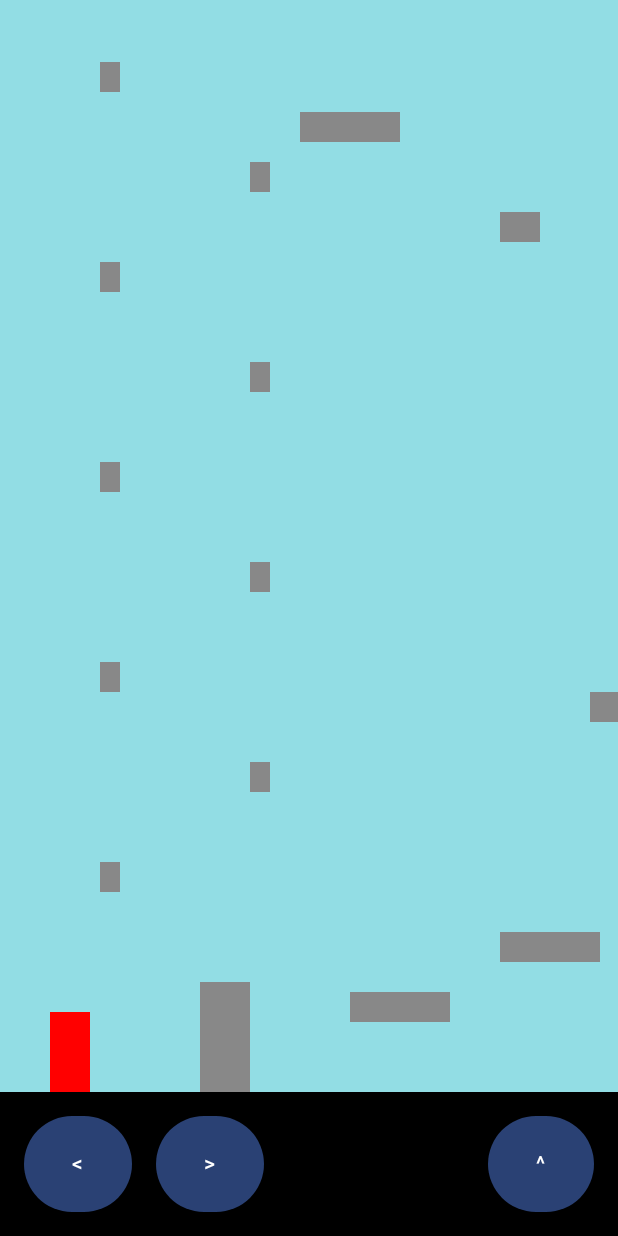
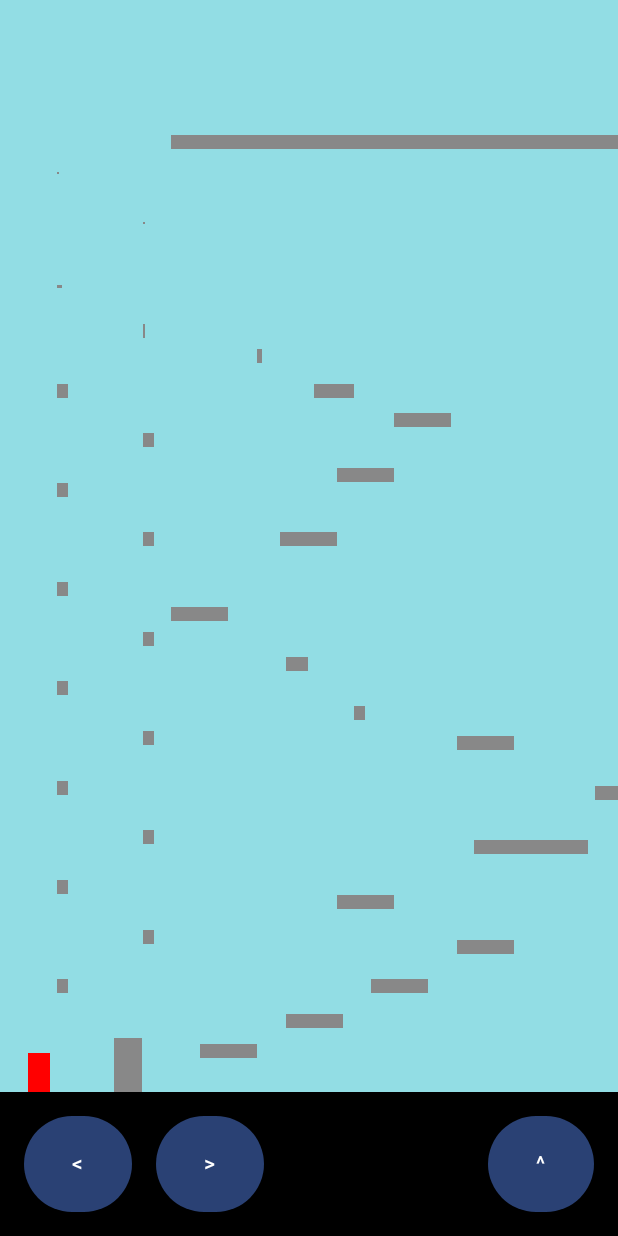
Before and after one commit to yDelouis/auguste, an Android app built with Jetpack Compose: the MarioActivity screen opened directly, with no data from a screen before it, on a phone screen of 412 x 824 dp. Run offline under Robolectric (Android 15) with nearby library versions, the phone set to English and light mode, and no system bars.

Commit message:
Taille de l'écran adapté

```diff
--- a/app/src/main/java/com/example/myapp/mario/Jeu.kt
+++ b/app/src/main/java/com/example/myapp/mario/Jeu.kt
@@ -59,13 +59,15 @@ class Jeu {
             Obstacle(left = 250, bottom = 1750, width = 5, height = 5),
             Obstacle(left = 100, bottom = 1850, width = 5, height = 5),
 
-
-
             //haut
             Obstacle(left = 300 , bottom = 1900 , width = 1000 , height = 30),
-
             )
-    )
+    ) {
+        companion object {
+            const val RIGHT = 1080
+            const val TOP = 2200
+        }
+    }
 
     var monde by mutableStateOf(Monde())
     var isGoingLeft: Boolean = false
--- a/app/src/main/java/com/example/myapp/mario/MarioActivity.kt
+++ b/app/src/main/java/com/example/myapp/mario/MarioActivity.kt
@@ -93,25 +93,29 @@ private fun Monde(monde: Jeu.Monde, modifier: Modifier = Modifier) {
         }
         MarioImage(monde.mario)
     }) { measurables, constraints ->
+        fun Int.toXPx() = this * constraints.maxWidth / Jeu.Monde.RIGHT
+        fun Int.toYPx() = this * constraints.maxHeight / Jeu.Monde.TOP
+
         var obstacleMesurables = measurables.dropLast(1)
         var marioMesurable = measurables.last()
         val obstaclePlaceables = obstacleMesurables.mapIndexed { index, measurable ->
             val obstacle = monde.obstacles.get(index)
-            measurable.measure(Constraints.fixed(obstacle.width, obstacle.height))
+            measurable.measure(Constraints.fixed(obstacle.width.toXPx(), obstacle.height.toYPx()))
         }
-        val marioPlaceable = marioMesurable.measure(Constraints.fixed(Mario.WIDTH, Mario.HEIGHT))
+        val marioPlaceable = marioMesurable.measure(Constraints.fixed(Mario.WIDTH.toXPx(), Mario.HEIGHT.toYPx()))
 
         layout(constraints.maxWidth, constraints.maxHeight) {
+
             obstaclePlaceables.mapIndexed { index, placeable ->
                 val obstacle = monde.obstacles.get(index)
                 placeable.placeRelative(
-                    x = obstacle.left,
-                    y = constraints.maxHeight - obstacle.bottom - placeable.height
+                    x = obstacle.left.toXPx(),
+                    y = constraints.maxHeight - obstacle.bottom.toYPx() - placeable.height
                 )
             }
             marioPlaceable.placeRelative(
-                monde.mario.left,
-                constraints.maxHeight - monde.mario.bottom - marioPlaceable.height
+                monde.mario.left.toXPx(),
+                constraints.maxHeight - monde.mario.bottom.toYPx() - marioPlaceable.height
             )
         }
     }
```
